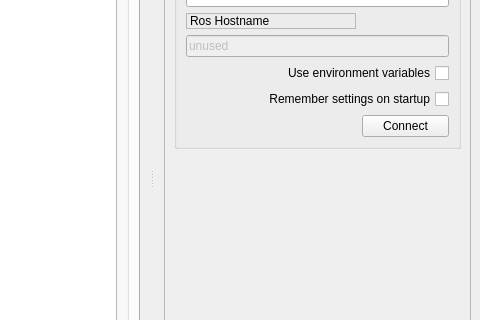
Old version of the form QtROS_GUI/button_test/ui/main_window.ui in the repository xpharry/ros-qt-gui; both pictures show x 464 to 944 and y 173 to 493 of the 944 by 704 pixel window.
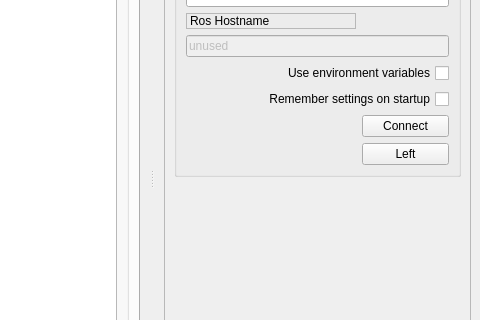
New version of the form. Icons and pictures are not drawn.

Commit message: fix button test bug and re-format

What changed in the file:
```diff
--- a/QtROS_GUI/button_test/ui/main_window.ui
+++ b/QtROS_GUI/button_test/ui/main_window.ui
@@ -258,6 +258,28 @@
              </property>
             </widget>
            </item>
+                        <item row="10" column="1">
+                          <widget class="QPushButton" name="button_left">
+                            <property name="enabled">
+                              <bool>true</bool>
+                            </property>
+                            <property name="sizePolicy">
+                              <sizepolicy hsizetype="MinimumExpanding" vsizetype="Fixed">
+                                <horstretch>0</horstretch>
+                                <verstretch>0</verstretch>
+                              </sizepolicy>
+                            </property>
+                            <property name="toolTip">
+                              <string>Left.</string>
+                            </property>
+                            <property name="statusTip">
+                              <string>Move to left.</string>
+                            </property>
+                            <property name="text">
+                              <string>Left</string>
+                            </property>
+                          </widget>
+                        </item>
           </layout>
          </widget>
         </item>
```
Lines whose indentation alone changed are shown as unchanged. The commit also changes 9 other files.
